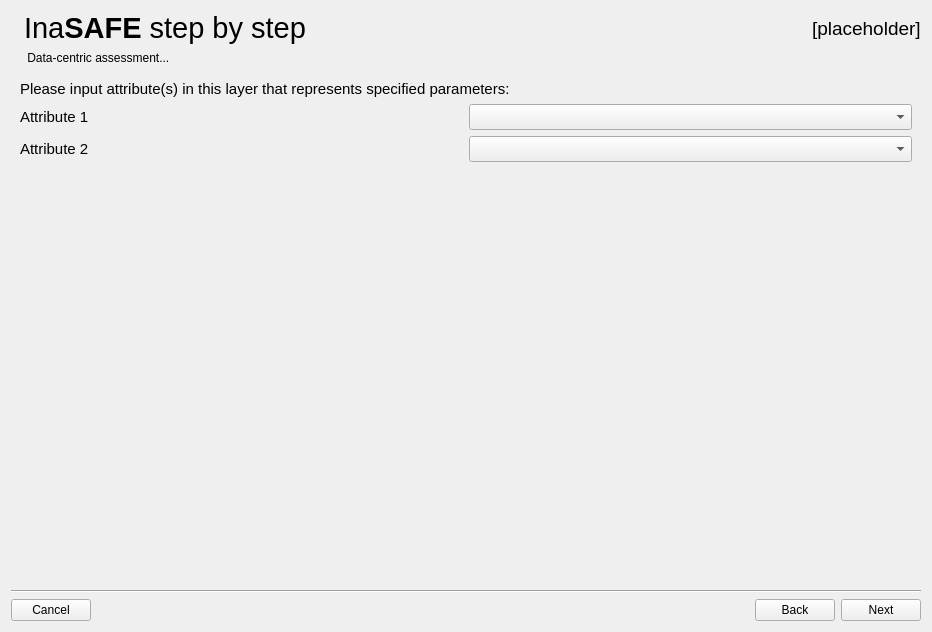
Old version of the form safe/gui/ui/wizard_dialog_base.ui in the repository inasafe/inasafe.
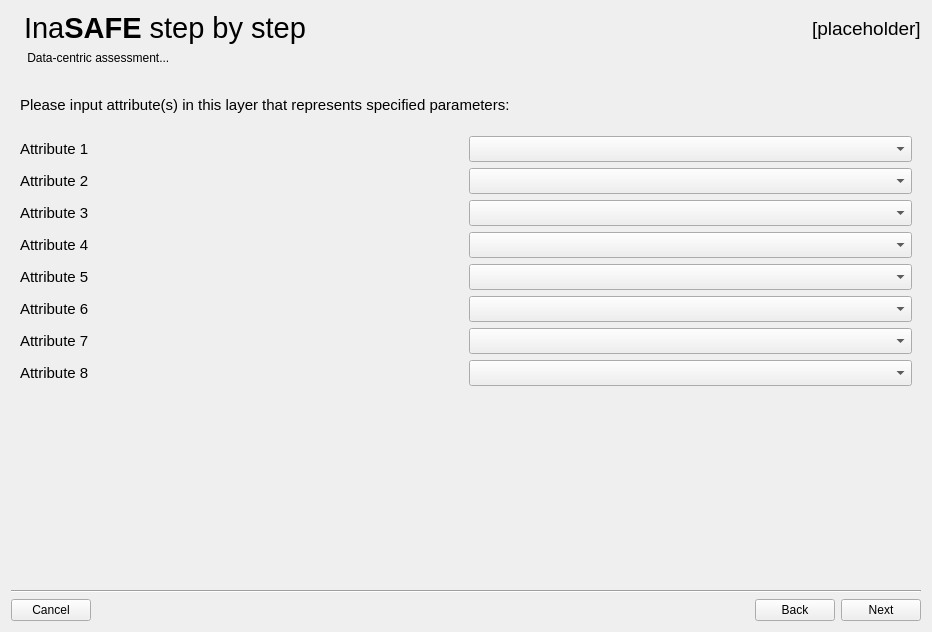
New version of the form. The open tabs and pages were chosen to show the change. Icons and pictures are not drawn. Custom widgets are drawn as their Qt base class.

Commit message: [Wizard] Support for additional_keywords

```diff
--- a/safe/gui/ui/wizard_dialog_base.ui
+++ b/safe/gui/ui/wizard_dialog_base.ui
@@ -33,7 +33,7 @@
    <string notr="true"/>
   </property>
   <layout class="QGridLayout" name="gridLayout_13">
-   <item row="1" column="0">
+   <item row="2" column="0">
     <layout class="QVBoxLayout" name="verticalLayout">
      <property name="spacing">
       <number>0</number>
@@ -62,7 +62,7 @@
         <string notr="true">font: 11pt &quot;Ubuntu&quot;;</string>
        </property>
        <property name="currentIndex">
-        <number>1</number>
+        <number>9</number>
        </property>
        <widget class="QWidget" name="pg1Category">
         <property name="styleSheet">
@@ -552,7 +552,7 @@
               <string>[placeholder]</string>
              </property>
              <property name="alignment">
-              <set>Qt::AlignLeading|Qt::AlignLeft|Qt::AlignTop</set>
+              <set>Qt::AlignLeading|Qt::AlignLeft|Qt::AlignVCenter</set>
              </property>
              <property name="wordWrap">
               <bool>true</bool>
@@ -581,6 +581,22 @@
            </property>
           </widget>
          </item>
+         <item>
+          <spacer name="verticalSpacer_13">
+           <property name="orientation">
+            <enum>Qt::Vertical</enum>
+           </property>
+           <property name="sizeType">
+            <enum>QSizePolicy::Fixed</enum>
+           </property>
+           <property name="sizeHint" stdset="0">
+            <size>
+             <width>20</width>
+             <height>20</height>
+            </size>
+           </property>
+          </spacer>
+         </item>
          <item>
           <widget class="QCheckBox" name="chkAllowResample">
            <property name="text">
@@ -641,7 +657,7 @@
               <string>[placeholder]</string>
              </property>
              <property name="alignment">
-              <set>Qt::AlignLeading|Qt::AlignLeft|Qt::AlignTop</set>
+              <set>Qt::AlignLeading|Qt::AlignLeft|Qt::AlignVCenter</set>
              </property>
              <property name="wordWrap">
               <bool>true</bool>
@@ -766,10 +782,10 @@
          </item>
         </layout>
        </widget>
-       <widget class="QWidget" name="pg10Parameters">
+       <widget class="QWidget" name="pg10ExtraKeywords">
         <layout class="QVBoxLayout" name="verticalLayout_33">
          <item>
-          <widget class="QLabel" name="lblSelectParameters">
+          <widget class="QLabel" name="lblSelectExtraKeywords">
            <property name="styleSheet">
             <string notr="true">font: 11pt &quot;Ubuntu&quot;;</string>
            </property>
@@ -785,26 +801,126 @@
           </widget>
          </item>
          <item>
-          <layout class="QGridLayout" name="kwParametersGridLayout">
+          <spacer name="verticalSpacer_10">
+           <property name="orientation">
+            <enum>Qt::Vertical</enum>
+           </property>
+           <property name="sizeType">
+            <enum>QSizePolicy::Fixed</enum>
+           </property>
+           <property name="sizeHint" stdset="0">
+            <size>
+             <width>20</width>
+             <height>16</height>
+            </size>
+           </property>
+          </spacer>
+         </item>
+         <item>
+          <layout class="QGridLayout" name="kwExtraKeywordsGridLayout">
+           <item row="0" column="1">
+            <widget class="QComboBox" name="cboExtraKeyword1"/>
+           </item>
+           <item row="1" column="1">
+            <widget class="QComboBox" name="cboExtraKeyword2"/>
+           </item>
+           <item row="2" column="1">
+            <widget class="QComboBox" name="cboExtraKeyword3"/>
+           </item>
+           <item row="3" column="1">
+            <widget class="QComboBox" name="cboExtraKeyword4"/>
+           </item>
+           <item row="4" column="1">
+            <widget class="QComboBox" name="cboExtraKeyword5"/>
+           </item>
+           <item row="5" column="1">
+            <widget class="QComboBox" name="cboExtraKeyword6"/>
+           </item>
+           <item row="6" column="1">
+            <widget class="QComboBox" name="cboExtraKeyword7"/>
+           </item>
+           <item row="7" column="1">
+            <widget class="QComboBox" name="cboExtraKeyword8"/>
+           </item>
            <item row="0" column="0">
-            <widget class="QLabel" name="lblKwParamAttribute1">
+            <widget class="QLabel" name="lblExtraKeyword1">
              <property name="text">
               <string>Attribute 1</string>
              </property>
+             <property name="wordWrap">
+              <bool>true</bool>
+             </property>
             </widget>
            </item>
            <item row="1" column="0">
-            <widget class="QLabel" name="lblKwParamAttribute2">
+            <widget class="QLabel" name="lblExtraKeyword2">
              <property name="text">
               <string>Attribute 2</string>
              </property>
+             <property name="wordWrap">
+              <bool>true</bool>
+             </property>
             </widget>
            </item>
-           <item row="0" column="1">
-            <widget class="QComboBox" name="cbKwParamAttribute1"/>
+           <item row="2" column="0">
+            <widget class="QLabel" name="lblExtraKeyword3">
+             <property name="text">
+              <string>Attribute 3</string>
+             </property>
+             <property name="wordWrap">
+              <bool>true</bool>
+             </property>
+            </widget>
            </item>
-           <item row="1" column="1">
-            <widget class="QComboBox" name="cbKwParamAttribute2"/>
+           <item row="3" column="0">
+            <widget class="QLabel" name="lblExtraKeyword4">
+             <property name="text">
+              <string>Attribute 4</string>
+             </property>
+             <property name="wordWrap">
+              <bool>true</bool>
+             </property>
+            </widget>
+           </item>
+           <item row="4" column="0">
+            <widget class="QLabel" name="lblExtraKeyword5">
+             <property name="text">
+              <string>Attribute 5</string>
+             </property>
+             <property name="wordWrap">
+              <bool>true</bool>
+             </property>
+            </widget>
+           </item>
+           <item row="5" column="0">
+            <widget class="QLabel" name="lblExtraKeyword6">
+             <property name="text">
+              <string>Attribute 6</string>
+             </property>
+             <property name="wordWrap">
+              <bool>true</bool>
+             </property>
+            </widget>
+           </item>
+           <item row="6" column="0">
+            <widget class="QLabel" name="lblExtraKeyword7">
+             <property name="text">
+              <string>Attribute 7</string>
+             </property>
+             <property name="wordWrap">
+              <bool>true</bool>
+             </property>
+            </widget>
+           </item>
+           <item row="7" column="0">
+            <widget class="QLabel" name="lblExtraKeyword8">
+             <property name="text">
+              <string>Attribute 8</string>
+             </property>
+             <property name="wordWrap">
+              <bool>true</bool>
+             </property>
+            </widget>
            </item>
           </layout>
          </item>
@@ -2571,8 +2687,8 @@
              <rect>
               <x>0</x>
               <y>0</y>
-              <width>908</width>
-              <height>505</height>
+              <width>95</width>
+              <height>65</height>
              </rect>
             </property>
             <layout class="QVBoxLayout" name="verticalLayout_32">
@@ -2682,14 +2798,14 @@
      </item>
     </layout>
    </item>
-   <item row="2" column="0">
+   <item row="3" column="0">
     <widget class="Line" name="line">
      <property name="orientation">
       <enum>Qt::Horizontal</enum>
      </property>
     </widget>
    </item>
-   <item row="3" column="0">
+   <item row="4" column="0">
     <layout class="QHBoxLayout" name="horizontalLayout_2">
      <property name="leftMargin">
       <number>0</number>
@@ -2813,6 +2929,22 @@
      </item>
     </layout>
    </item>
+   <item row="1" column="0">
+    <spacer name="verticalSpacer_11">
+     <property name="orientation">
+      <enum>Qt::Vertical</enum>
+     </property>
+     <property name="sizeType">
+      <enum>QSizePolicy::Fixed</enum>
+     </property>
+     <property name="sizeHint" stdset="0">
+      <size>
+       <width>20</width>
+       <height>16</height>
+      </size>
+     </property>
+    </spacer>
+   </item>
   </layout>
  </widget>
  <customwidgets>
```
The commit also changes 1 other file.
